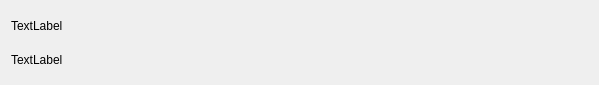
Before: the Qt Designer form relic.ui in OVahidO/Slay_The_Spire, drawn with Qt 5.
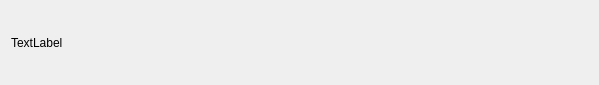
After: the same form once the commit is applied.

```diff
--- a/relic.ui
+++ b/relic.ui
@@ -14,13 +14,6 @@
    <string>Form</string>
   </property>
   <layout class="QVBoxLayout" name="verticalLayout">
-   <item>
-    <widget class="QLabel" name="counterLabel">
-     <property name="text">
-      <string>TextLabel</string>
-     </property>
-    </widget>
-   </item>
    <item>
     <widget class="QLabel" name="relicIcon">
      <property name="text">
```
